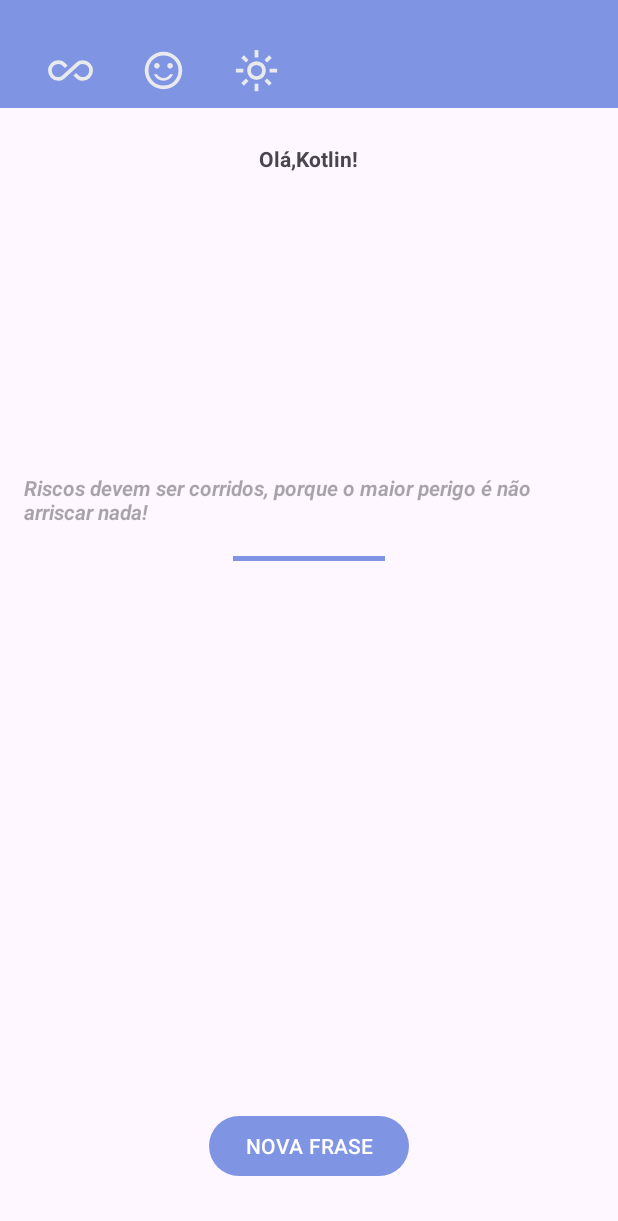
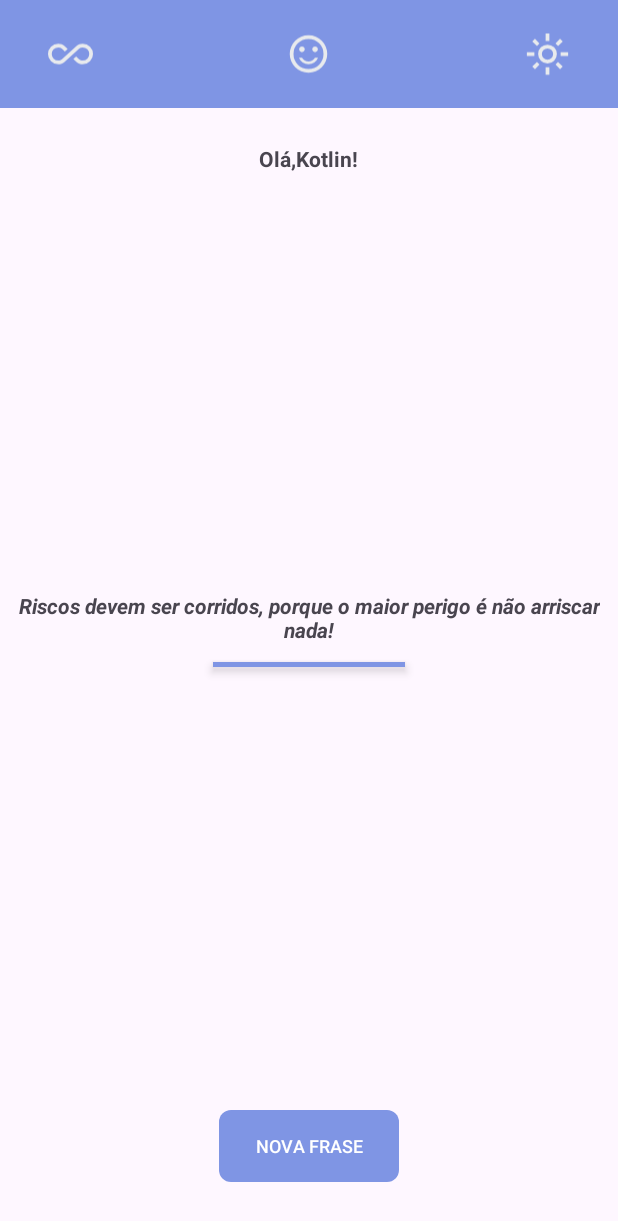
Before and after one commit to xCarolineBraga/Motivation, an Android app: the layout activity_frases.xml on its own in the app's theme, with its tools: preview values and no code run, on a phone screen of 412 x 824 dp. Shown: the top 1221 px of the screen. Run offline under Robolectric (Android 15) with nearby library versions, the phone set to English and light mode, and no system bars.

Commit message:
Melhorias de layout

```diff
--- /dev/null
+++ b/app/src/main/res/drawable/background_button.xml
@@ -0,0 +1,8 @@
+<?xml version="1.0" encoding="utf-8"?>
+<shape xmlns:android="http://schemas.android.com/apk/res/android">
+    <solid
+        android:color="@color/BlueDaises"/>
+    <corners
+        android:radius="8dp"/>
+
+</shape>
--- a/app/src/main/res/layout/activity_main.xml
+++ b/app/src/main/res/layout/activity_frases.xml
@@ -11,15 +11,18 @@
         android:id="@+id/view_backgroundTitle"
         android:layout_width="match_parent"
         android:layout_height="72dp"
+        android:layout_alignParentStart="true"
+        android:layout_alignParentTop="true"
+        android:layout_alignParentEnd="true"
         android:background="@color/BlueDaises" />
 
     <ImageView
         android:id="@+id/imageView_icInfinity"
         android:layout_width="30dp"
         android:layout_height="30dp"
+        android:layout_alignTop="@id/view_backgroundTitle"
         android:layout_alignBottom="@id/view_backgroundTitle"
         android:layout_marginStart="32dp"
-        android:layout_marginBottom="10dp"
         android:contentDescription="@string/ic_infinito"
         android:src="@drawable/ic_infinity" />
 
@@ -28,9 +31,8 @@
         android:layout_width="30dp"
         android:layout_height="30dp"
         android:layout_alignBottom="@id/view_backgroundTitle"
-        android:layout_marginStart="32dp"
-        android:layout_marginBottom="10dp"
-        android:layout_toEndOf="@id/imageView_icInfinity"
+        android:layout_alignTop="@id/view_backgroundTitle"
+        android:layout_centerHorizontal="true"
         android:contentDescription="@string/ic_smile"
         android:src="@drawable/ic_smile" />
 
@@ -39,9 +41,9 @@
         android:layout_width="30dp"
         android:layout_height="30dp"
         android:layout_alignBottom="@id/view_backgroundTitle"
-        android:layout_marginStart="32dp"
-        android:layout_marginBottom="10dp"
-        android:layout_toEndOf="@id/imageView_icSmile"
+       android:layout_alignTop="@id/view_backgroundTitle"
+        android:layout_alignEnd="@id/view_backgroundTitle"
+        android:layout_marginEnd="32dp"
         android:contentDescription="@string/ic_sun"
         android:src="@drawable/ic_sun" />
 
@@ -54,40 +56,38 @@
         android:layout_marginTop="24dp"
         android:text="@string/saudacao_Name"
         android:textStyle="bold" />
-
     <TextView
         android:id="@+id/textView_Frases"
-        android:layout_marginStart="16dp"
-        android:layout_marginEnd="16dp"
         android:layout_width="wrap_content"
         android:layout_height="wrap_content"
-        android:layout_below="@id/textView_name"
-        android:layout_centerHorizontal="true"
-        android:layout_marginTop="200dp"
-        android:hint="@string/Frase"
+        android:layout_centerInParent="true"
+        android:layout_marginTop="24dp"
+        android:text="@string/Frase"
+        android:gravity="center"
+        android:layout_margin="12dp"
         android:textStyle="bold|italic" />
+
+
 
     <View
         android:id="@+id/view_division"
+        android:layout_width="128dp"
+        android:layout_height="3dp"
         android:layout_below="@id/textView_Frases"
-        android:layout_marginTop="20dp"
-        android:layout_width="120dp"
-        android:layout_height="3dp"
+        android:layout_centerHorizontal="true"
         android:background="@color/BlueDaises"
-        android:layout_alignParentStart="true"
-        android:layout_alignParentEnd="true"
-        android:layout_marginStart="155dp"
-        android:layout_marginEnd="155dp"/>
+        android:elevation="4dp"/>
 
     <Button
         android:id="@+id/button_new"
         android:layout_width="wrap_content"
         android:layout_height="wrap_content"
+        android:layout_alignParentBottom="true"
+        android:layout_centerHorizontal="true"
+        android:layout_marginBottom="36dp"
+        android:background="@drawable/background_button"
         android:text="@string/button_new"
-        android:layout_centerHorizontal="true"
-        android:layout_alignParentBottom="true"
-        android:layout_marginBottom="36dp"
-        />
+        android:textSize="12sp" />
 
 
 </RelativeLayout>
```
Also changed, not shown: app/build.gradle.kts (+10 -5 lines), app/src/main/java/com/example/appmotivation/FrasesActivity.kt (+16 -2 lines).
